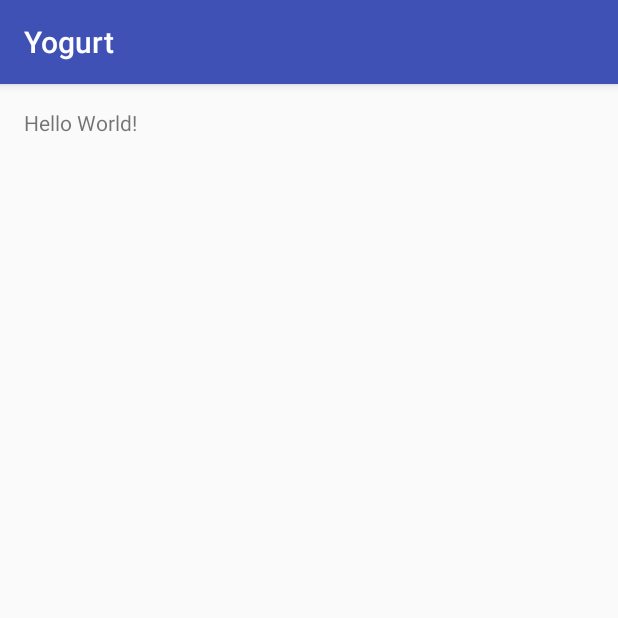
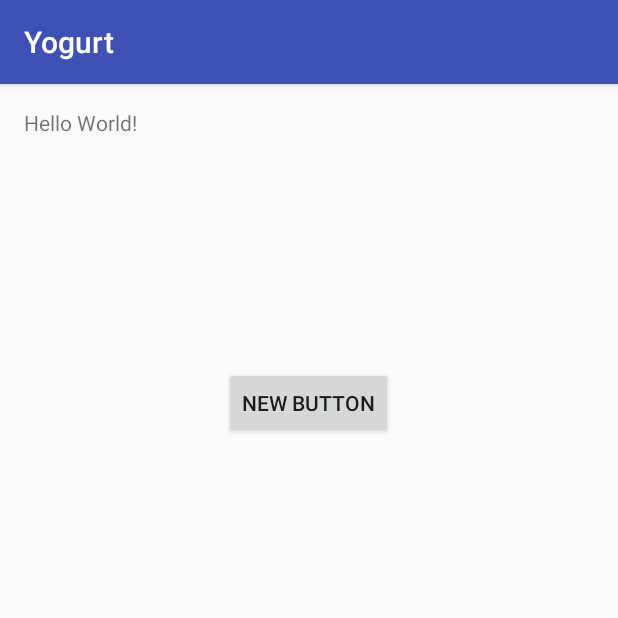
Before and after one commit to gapsong/Yogurt, an Android app: the screen it shows after launch (MainActivity), on a phone screen of 412 x 824 dp, the top half of it. Run offline under Robolectric (Android 15) with nearby library versions, the phone set to English and light mode, and no system bars; 1 statement that could not run was skipped.

Commit message:
bitte kein git merge

```diff
--- a/app/src/main/AndroidManifest.xml
+++ b/app/src/main/AndroidManifest.xml
@@ -1,6 +1,10 @@
 <?xml version="1.0" encoding="utf-8"?>
 <manifest xmlns:android="http://schemas.android.com/apk/res/android"
     package="com.hannoverdrei.yogurt">
+
+    <uses-permission android:name="android.permission.WRITE_EXTERNAL_STORAGE" />
+    <uses-permission android:name="android.permission.INTERNET" />
+    <uses-permission android:name="android.permission.ACCESS_NETWORK_STATE" />
 
     <application
         android:allowBackup="true"
--- a/app/src/main/java/com/hannoverdrei/yogurt/MainActivity.java
+++ b/app/src/main/java/com/hannoverdrei/yogurt/MainActivity.java
@@ -2,12 +2,30 @@ package com.hannoverdrei.yogurt;
 
 import android.support.v7.app.AppCompatActivity;
 import android.os.Bundle;
+import android.util.Log;
+import android.view.View;
+import android.widget.Button;
 
 public class MainActivity extends AppCompatActivity {
+
+    Button button;
+    ConnectionHandler connectionHandler;
 
     @Override
     protected void onCreate(Bundle savedInstanceState) {
         super.onCreate(savedInstanceState);
         setContentView(R.layout.activity_main);
+        connectionHandler = new ConnectionHandler();
+        button = (Button) findViewById(R.id.button);
+        button.setOnClickListener(new View.OnClickListener() {
+            @Override
+            public void onClick(View view) {
+                Log.d("yo", "fdsfa");
+                connectionHandler.sendGETstring();
+            }
+        });
+
     }
+
+
 }
--- a/app/src/main/res/layout/activity_main.xml
+++ b/app/src/main/res/layout/activity_main.xml
@@ -12,5 +12,15 @@
     <TextView
         android:layout_width="wrap_content"
         android:layout_height="wrap_content"
-        android:text="Hello World!" />
+        android:text="Hello World!"
+        android:id="@+id/textView" />
+
+    <Button
+        android:layout_width="wrap_content"
+        android:layout_height="wrap_content"
+        android:text="New Button"
+        android:id="@+id/button"
+        android:layout_marginTop="153dp"
+        android:layout_below="@+id/textView"
+        android:layout_centerHorizontal="true" />
 </RelativeLayout>
```
